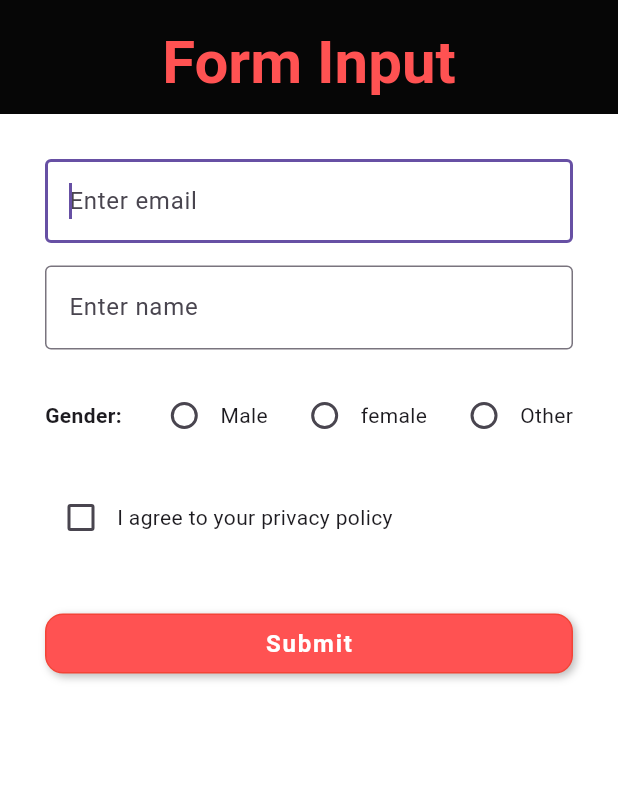
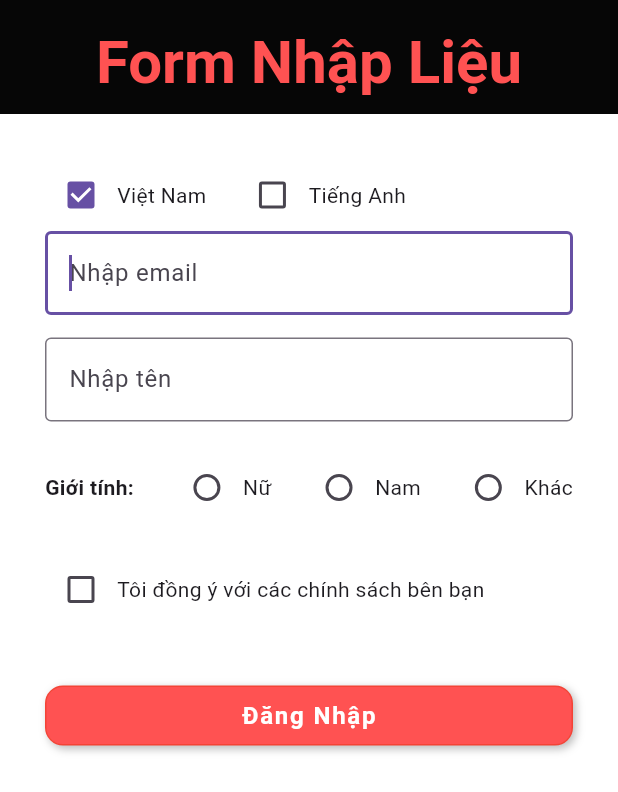
Before and after one commit to daothikhuyen/Flutter_Training, a Flutter app: the screen it shows after launch, on a phone screen of 412 x 824 dp. Shown: the top 792 px of the screen. Run offline on Flutter 3.47's test engine with Material 3 defaults, Android fonts, the phone set to English and light mode, and no system bars; our stand-ins replace go_router, google_fonts; generated files the repository leaves out were written again.

Commit message:
example of internationlization and localization

```diff
--- /dev/null
+++ b/l10n.yaml
@@ -0,0 +1,5 @@
+arb-dir: lib/l10n
+template-arb-file: app_en.arb
+output-localization-file: app_localizations.dart
+# disable methods that take null values
+nullable-getter: false
--- /dev/null
+++ b/lib/l10n/app_vi.arb
@@ -0,0 +1,14 @@
+{
+  "@@locale": "vi",
+  "title": "Form Nhập Liệu",
+  "enter_email": "Nhập email",
+  "enter_name": "Nhập tên",
+  "gender" : "Giới tính",
+  "male" : "Nữ",
+  "female" : "Nam",
+  "other": "Khác",
+  "checkbox_agree": "Tôi đồng ý với các chính sách bên bạn",
+  "submit" : "Đăng Nhập",
+  "english": "Tiếng Anh",
+  "vietnam": "Việt Nam"
+}
--- a/lib/main.dart
+++ b/lib/main.dart
@@ -1,32 +1,47 @@
 import 'package:flutter/material.dart';
+import 'package:flutter_localizations/flutter_localizations.dart';
 import 'package:flutter_practice/screem/form_data.dart';
-import 'package:flutter_practice/screem/navigation_routing.dart';
-import 'package:go_router/go_router.dart';
+import 'package:flutter_gen/gen_l10n/app_localizations.dart';
 
 void main() {
   runApp(const MyApp());
 }
-/// This handles '/' and '/details'.
-final router = GoRouter(
-  routes: [
-    GoRoute(
-      path: '/',
-      builder: (_, __) => FormData(),
-      routes: [
-        GoRoute(
-          path: 'ShopMeo',
-          builder: (_, __) => Navigation_Routing()
-        ),
-      ],
-    ),
-  ],
-);
-class MyApp extends StatelessWidget {
+
+class MyApp extends StatefulWidget {
   const MyApp({super.key});
 
-  // This widget is the root of your application.
+  @override
+  State<MyApp> createState() => _MyAppState();
+}
+
+class _MyAppState extends State<MyApp> {
+  Locale _locale = const Locale('vi'); // default là tiếng Việt
+
+  void _changeLanguage(Locale newLocale) {
+    setState(() {
+      _locale = newLocale;
+    });
+  }
+
   @override
   Widget build(BuildContext context) {
-    return MaterialApp.router(routerConfig: router,);
+    return MaterialApp(
+      title: 'Localizations Sample App',
+      localizationsDelegates: const [
+        AppLocalizations.delegate,
+        GlobalMaterialLocalizations.delegate,
+        GlobalWidgetsLocalizations.delegate,
+        GlobalCupertinoLocalizations.delegate,
+      ],
+      supportedLocales: const [
+        Locale('en'),
+        Locale('vi'),
+      ],
+      locale: _locale,
+      home: FormData(
+        onChangeLanguage: _changeLanguage,
+        currentLocale: _locale,
+      ),
+    );
   }
 }
--- a/lib/screem/form_data.dart
+++ b/lib/screem/form_data.dart
@@ -2,9 +2,17 @@ import 'package:flutter/material.dart';
 import 'package:flutter/services.dart';
 import 'package:go_router/go_router.dart';
 import 'package:google_fonts/google_fonts.dart';
+import 'package:flutter_gen/gen_l10n/app_localizations.dart';
 
 class FormData extends StatefulWidget {
-  const FormData({super.key});
+  final void Function(Locale) onChangeLanguage;
+  final Locale currentLocale;
+
+  const FormData({
+    super.key,
+    required this.onChangeLanguage,
+    required this.currentLocale,
+  });
 
   @override
   State<FormData> createState() => _FormDataState();
@@ -15,6 +23,7 @@ class _FormDataState extends State<FormData> {
   final FocusNode _focusNode = FocusNode();
   final TextEditingController _emailInput = TextEditingController();
   final TextEditingController _nameInput = TextEditingController();
+  String? selectedLanguage;
   // ignore: unused_field
   String _eventText = "";
   bool state = false;
@@ -28,6 +37,25 @@ class _FormDataState extends State<FormData> {
     });
   }
 
+  void _handleLanguageChange(bool? value) {
+    setState(() {
+      if (selectedLanguage == 'vi') {
+        widget.onChangeLanguage(const Locale('en'));
+        selectedLanguage = 'en';
+      } else {
+        widget.onChangeLanguage(const Locale('vi'));
+        selectedLanguage = 'vi';
+      }
+
+    });
+  }
+
+  @override
+  void initState() {
+    super.initState();
+    selectedLanguage = widget.currentLocale.languageCode;
+  }
+
   @override
   Widget build(BuildContext context) {
     return Scaffold(
@@ -39,7 +67,7 @@ class _FormDataState extends State<FormData> {
           child: Padding(
             padding: const EdgeInsets.only(top: 8),
             child: Text(
-              'Form Input',
+              AppLocalizations.of(context).title,
               style: GoogleFonts.grandHotel().copyWith(
                 fontSize: 40,
                 fontWeight: FontWeight.w600,
@@ -65,11 +93,30 @@ class _FormDataState extends State<FormData> {
             padding: const EdgeInsets.all(30.0),
             child: Column(
               children: <Widget>[
+                Row(
+                  children: [
+                    Checkbox(
+                      value: selectedLanguage == 'vi' ? true : false,
+                      onChanged: (value) {
+                        _handleLanguageChange(value);
+                      },
+                    ),
+                    Text(AppLocalizations.of(context).vietnam),
+                    SizedBox(width: 20),
+                    Checkbox(
+                      value: selectedLanguage == 'en' ? true : false,
+                      onChanged: (value) {
+                        _handleLanguageChange(value);
+                      },
+                    ),
+                    Text(AppLocalizations.of(context).english),
+                  ],
+                ),
                 TextFormField(
                   autofocus: true,
                   controller: _emailInput,
                   decoration: InputDecoration(
-                    hintText: 'Enter email',
+                    hintText: AppLocalizations.of(context).enter_email,
                     border: OutlineInputBorder(),
                   ),
                   validator: (String? value) {
@@ -83,7 +130,7 @@ class _FormDataState extends State<FormData> {
                 TextFormField(
                   controller: _nameInput,
                   decoration: InputDecoration(
-                    hintText: 'Enter name',
+                    hintText: AppLocalizations.of(context).enter_name,
                     border: OutlineInputBorder(),
                   ),
                   validator: (String? value) {
@@ -107,43 +154,43 @@ class _FormDataState extends State<FormData> {
                             mainAxisAlignment: MainAxisAlignment.spaceBetween,
                             children: [
                               Text(
-                                'Gender: ',
+                                AppLocalizations.of(context).gender + ": ",
                                 style: TextStyle(fontWeight: FontWeight.w600),
                               ),
                               Row(
                                 children: [
                                   Radio<String>(
-                                    value: 'male',
+                                    value: AppLocalizations.of(context).male,
                                     groupValue: field.value,
                                     onChanged: (val) {
                                       field.didChange(val);
                                     },
                                   ),
-                                  Text('Male'),
+                                  Text(AppLocalizations.of(context).male),
                                 ],
                               ),
                               Row(
                                 children: [
                                   Radio<String>(
-                                    value: 'female',
+                                    value: AppLocalizations.of(context).female,
                                     groupValue: field.value,
                                     onChanged: (val) {
                                       field.didChange(val);
                                     },
                                   ),
-                                  Text('female'),
+                                  Text(AppLocalizations.of(context).female),
                                 ],
                               ),
                               Row(
                                 children: [
                                   Radio<String>(
-                                    value: 'other',
+                                    value: AppLocalizations.of(context).other,
                                     groupValue: field.value,
                                     onChanged: (val) {
                                       field.didChange(val);
                                     },
                                   ),
-                                  Text('Other'),
+                                  Text(AppLocalizations.of(context).other),
                                 ],
                               ),
                             ],
@@ -174,7 +221,7 @@ class _FormDataState extends State<FormData> {
                                 field.didChange(val); // cập nhật giá trị nội bộ
                               },
                             ),
-                            Text('I agree to your privacy policy'),
+                            Text(AppLocalizations.of(context).checkbox_agree),
                           ],
                         ),
                         if (field.hasError)
@@ -195,8 +242,7 @@ class _FormDataState extends State<FormData> {
                     child: GestureDetector(
                       onTap: () {
                         if (_formKey.currentState!.validate()) {
-                         context.go('/ShopMeo');
-
+                          _updateText(_emailInput.text, _nameInput.text);
                         }
                       },
                       child: Container(
@@ -218,7 +264,7 @@ class _FormDataState extends State<FormData> {
                           ],
                         ),
                         child: Text(
-                          'Submit',
+                          AppLocalizations.of(context)!.submit,
                           style: TextStyle(
                             color: Colors.white, // Chữ trắng
                             fontSize: 16,
--- a/pubspec.yaml
+++ b/pubspec.yaml
@@ -36,6 +36,9 @@ dependencies:
   cupertino_icons: ^1.0.8
   google_fonts: ^6.2.1
   go_router: ^16.0.0
+  flutter_localizations:
+    sdk: flutter
+  intl: any
 
 dev_dependencies:
   flutter_test:
@@ -58,6 +61,9 @@ flutter:
   # included with your application, so that you can use the icons in
   # the material Icons class.
   uses-material-design: true
+  generate: true
+  # nullable-getter: false
+
 
   # To add assets to your application, add an assets section, like this:
   assets:
```
Also changed, not shown: lib/l10n/app_en.arb (added, +15 -0 lines), lib/screem/detail_screem.dart (deleted, +0 -24 lines), lib/screem/navigation_routing.dart (deleted, +0 -129 lines), lib/screem/pass_arguments_screen.dart (deleted, +0 -38 lines), lib/screem/screen_arguments.dart (deleted, +0 -9 lines), assets/images_readme/pic14.png (added), assets/images_readme/pic15.png (added), pubspec.lock, 1 other file.
